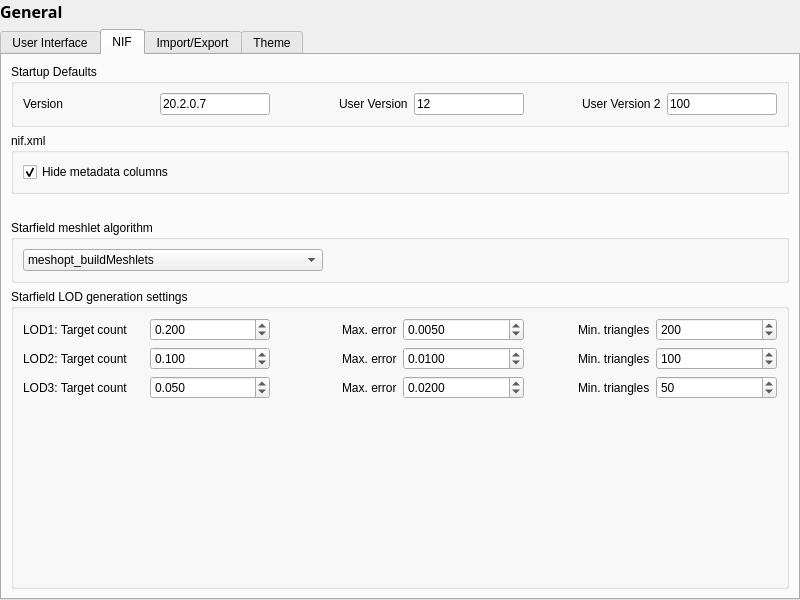
Old version of the form src/ui/settingsgeneral.ui in the repository GammaMetroid/nifskope.
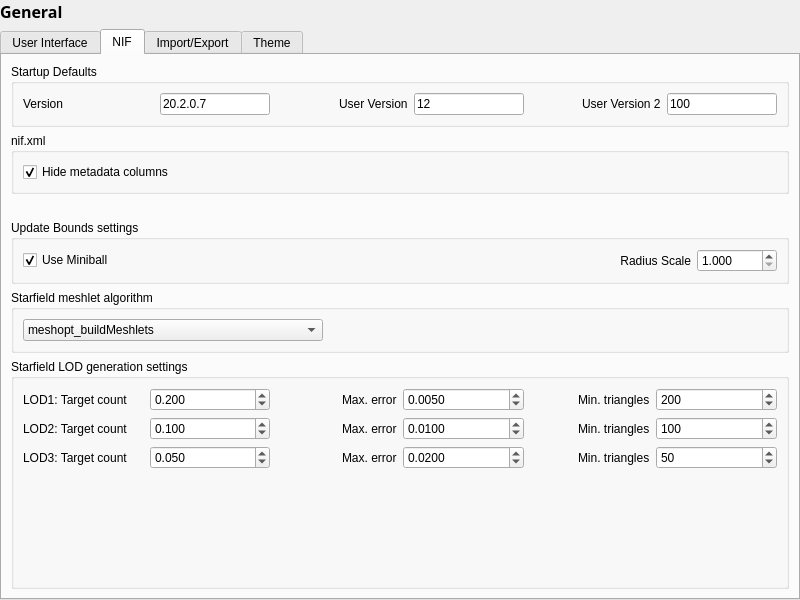
New version of the form. The open tabs and pages were chosen to show the change. Custom widgets are drawn as their Qt base class.

Commit message: spUpdateBounds: added settings for bounding sphere algorithm and scale

Diff of the .ui file:
```diff
--- a/src/ui/settingsgeneral.ui
+++ b/src/ui/settingsgeneral.ui
@@ -354,6 +354,72 @@
           </sizepolicy>
          </property>
          <property name="title">
+          <string>Update Bounds settings</string>
+         </property>
+         <property name="flat">
+          <bool>true</bool>
+         </property>
+         <layout class="QHBoxLayout" name="horizontalLayout_2">
+          <item>
+           <widget class="QCheckBox" name="boundSphereMiniball">
+            <property name="text">
+             <string>Use Miniball</string>
+            </property>
+            <property name="checked">
+             <bool>true</bool>
+            </property>
+           </widget>
+          </item>
+          <item>
+           <widget class="QLabel" name="lblBoundSphereScale">
+            <property name="alignment">
+             <set>Qt::AlignRight|Qt::AlignVCenter</set>
+            </property>
+            <property name="text">
+             <string>Radius Scale</string>
+            </property>
+            <property name="buddy">
+             <cstring>boundSphereScale</cstring>
+            </property>
+           </widget>
+          </item>
+          <item>
+           <widget class="QDoubleSpinBox" name="boundSphereScale">
+            <property name="maximumSize">
+             <size>
+              <width>80</width>
+              <height>26</height>
+             </size>
+            </property>
+            <property name="decimals">
+             <number>3</number>
+            </property>
+            <property name="minimum">
+             <double>1.0</double>
+            </property>
+            <property name="maximum">
+             <double>2.0</double>
+            </property>
+            <property name="singleStep">
+             <double>0.001</double>
+            </property>
+            <property name="value">
+             <double>1.0</double>
+            </property>
+           </widget>
+          </item>
+         </layout>
+        </widget>
+       </item>
+       <item>
+        <widget class="QGroupBox" name="groupBox_5">
+         <property name="sizePolicy">
+          <sizepolicy hsizetype="Preferred" vsizetype="Maximum">
+           <horstretch>0</horstretch>
+           <verstretch>0</verstretch>
+          </sizepolicy>
+         </property>
+         <property name="title">
           <string>Starfield meshlet algorithm</string>
          </property>
          <property name="flat">
@@ -402,7 +468,7 @@
         </widget>
        </item>
        <item>
-        <widget class="QGroupBox" name="groupBox_5">
+        <widget class="QGroupBox" name="groupBox_6">
          <property name="title">
           <string>Starfield LOD generation settings</string>
          </property>
@@ -686,7 +752,7 @@
       </attribute>
       <layout class="QVBoxLayout" name="verticalLayout_7">
        <item>
-        <widget class="QGroupBox" name="groupBox_6">
+        <widget class="QGroupBox" name="groupBox_7">
          <property name="sizePolicy">
           <sizepolicy hsizetype="Preferred" vsizetype="Maximum">
            <horstretch>0</horstretch>
@@ -699,7 +765,7 @@
          <property name="flat">
           <bool>true</bool>
          </property>
-         <layout class="QHBoxLayout" name="horizontalLayout_2">
+         <layout class="QHBoxLayout" name="horizontalLayout_3">
           <item>
            <widget class="QCheckBox" name="sfConvertExtMeshes">
             <property name="text">
```
Left out of the diff: 6 changed lines with no effect on the pictures. The commit also changes 2 other files.
